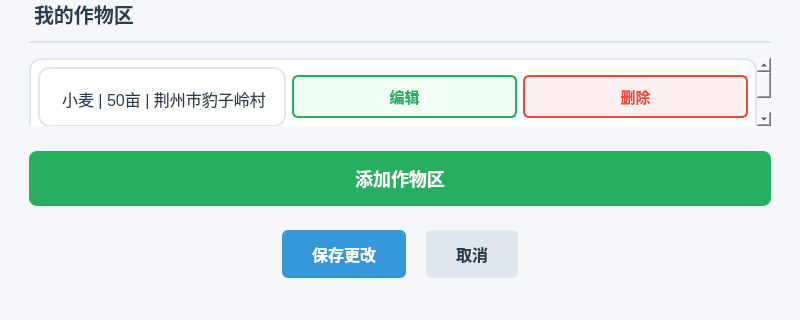
Above: changeinfowindow.ui from wangyl6636/SmartAgriculture before the change; both pictures show x 0 to 800 and y 345 to 665 of the 800 by 665 pixel window. Below: the same form after it.
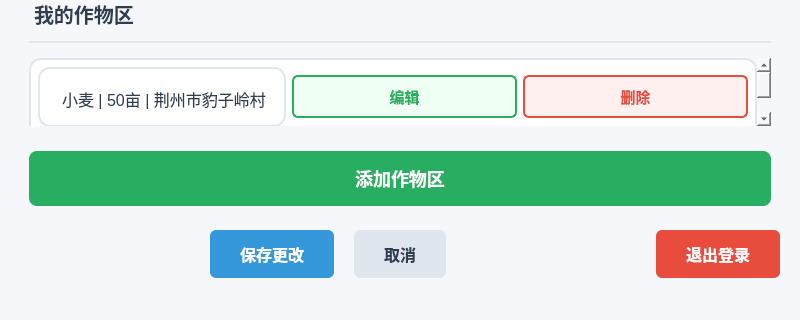
That is the form after the change.

```diff
--- a/changeinfowindow.ui
+++ b/changeinfowindow.ui
@@ -552,6 +552,29 @@
         </property>
        </spacer>
       </item>
+      <item>
+       <widget class="QPushButton" name="logoutButton">
+        <property name="text">
+         <string>退出登录</string>
+        </property>
+        <property name="styleSheet">
+         <string><![CDATA[
+           QPushButton {
+             background-color: #e74c3c;
+             color: white;
+             border-radius: 6px;
+             padding: 12px 30px;
+             font-size: 16px;
+             font-weight: bold;
+             border: none;
+           }
+           QPushButton:hover {
+             background-color: #c0392b;
+           }
+         ]]></string>
+        </property>
+       </widget>
+      </item>
      </layout>
     </item>
     
```
